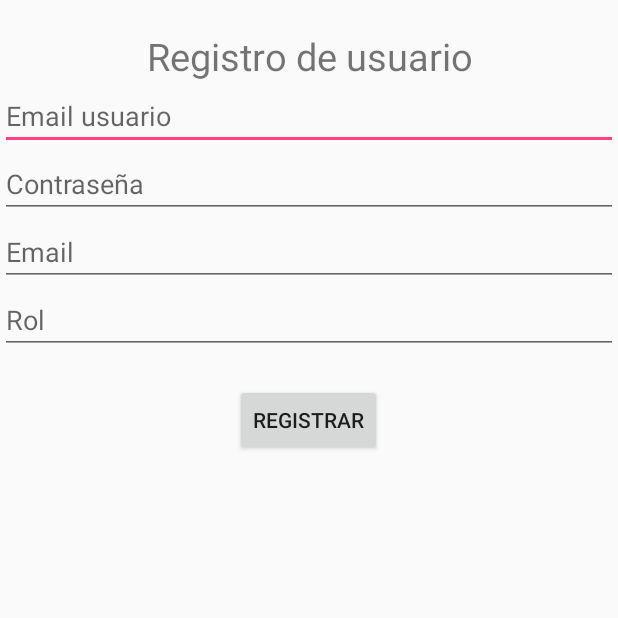
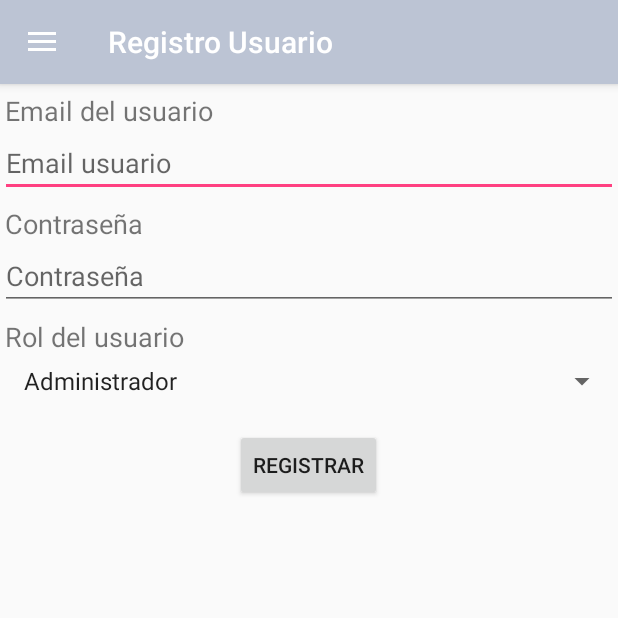
Before and after one commit to vdseoane/STOCKNFC-TFM, an Android app: the screen it shows after launch (Registro before the commit, MainActivity after it), in the side drawer, after a tap on "Añadir Usuario", on a phone screen of 412 x 824 dp, the top half of it. Run offline under Robolectric (Android 15) with nearby library versions, the phone set to English and light mode, and no system bars.

Commit message:
registro
registro funcionando

```diff
--- a/StockNFC/app/src/main/AndroidManifest.xml
+++ b/StockNFC/app/src/main/AndroidManifest.xml
@@ -13,7 +13,7 @@
 
     <application
         android:allowBackup="true"
-        android:icon="@mipmap/ic_launcher"
+        android:icon="@mipmap/nfc"
         android:label="@string/app_name"
         android:roundIcon="@mipmap/ic_launcher_round"
         android:supportsRtl="true"
@@ -23,7 +23,6 @@
             android:label="@string/app_name"
             android:theme="@style/AppTheme.NoActionBar">
         </activity>
-        <activity android:name=".logIn.Registro" />
         <activity android:name=".logIn.LogIn">
             <intent-filter>
                 <action android:name="android.intent.action.MAIN" />
--- a/StockNFC/app/src/main/java/com/example/victor/stocknfc/MainActivity.java
+++ b/StockNFC/app/src/main/java/com/example/victor/stocknfc/MainActivity.java
@@ -17,8 +17,8 @@ import android.widget.TextView;
 
 import com.example.victor.stocknfc.fragmetos.Fragmento_ControlStock;
 import com.example.victor.stocknfc.fragmetos.ListaArticulos;
+import com.example.victor.stocknfc.logIn.Fragmento_Registro;
 import com.example.victor.stocknfc.logIn.LogIn;
-import com.example.victor.stocknfc.logIn.Registro;
 
 public class MainActivity extends AppCompatActivity
         implements NavigationView.OnNavigationItemSelectedListener {
@@ -104,10 +104,8 @@ public class MainActivity extends AppCompatActivity
         } else if (id == R.id.alertaStockMenu) {
 
         } else if (id == R.id.anhadirUsuarioMenu) {
-            Intent intentRegistrar = new Intent(this, Registro.class);
-            startActivity(intentRegistrar);
+            cargarFragmento(new Fragmento_Registro());
         } else if (id == R.id.cerrarSesion) {
-
             Intent logInIntent = new Intent(this, LogIn.class);
             startActivity(logInIntent);
             finish();
--- a/StockNFC/app/src/main/java/com/example/victor/stocknfc/datos/ConstantesUsuario.java
+++ b/StockNFC/app/src/main/java/com/example/victor/stocknfc/datos/ConstantesUsuario.java
@@ -22,11 +22,6 @@ public class ConstantesUsuario {
     public static final String NOMBRE_USUARIO = "nombre_usuario";
 
     /**
-     * Email del usuario
-     */
-    public static final String EMAIL_USUARIO = "email_usuario";
-
-    /**
      * Pass usuario
      */
     public static final String PASS_USUARIO = "pass_usuario";
--- a/StockNFC/app/src/main/java/com/example/victor/stocknfc/datos/StockNFCDataBase.java
+++ b/StockNFC/app/src/main/java/com/example/victor/stocknfc/datos/StockNFCDataBase.java
@@ -42,7 +42,6 @@ public class StockNFCDataBase extends SQLiteOpenHelper {
 
         //Usuario
         db.execSQL("CREATE TABLE IF NOT EXISTS " + ConstantesUsuario.USUARIO_TABLE_NAME + " (" +
-                ConstantesUsuario.EMAIL_USUARIO + " TEXT NOT NULL PRIMARY KEY," +
                 ConstantesUsuario.NOMBRE_USUARIO + " TEXT NOT NULL, " +
                 ConstantesUsuario.PASS_USUARIO + " TEXT NOT NULL, " +
                 ConstantesUsuario.ROL_USUARIO + " TEXT); ");
--- a/StockNFC/app/src/main/java/com/example/victor/stocknfc/fragmetos/Fragmento_ControlStock.java
+++ b/StockNFC/app/src/main/java/com/example/victor/stocknfc/fragmetos/Fragmento_ControlStock.java
@@ -45,6 +45,9 @@ public class Fragmento_ControlStock extends android.support.v4.app.Fragment {
     @Override
     public void onViewCreated(View view, @Nullable Bundle savedInstanceState) {
         super.onViewCreated(view, savedInstanceState);
+
+        ((AppCompatActivity) getActivity()).getSupportActionBar().show();
+        ((AppCompatActivity) getActivity()).getSupportActionBar().setTitle(R.string.controlStock);
 //Base de datos
         bd = new StockNFCDataBase(getContext());
         bdArticulo = new ArticuloDB(getContext());
--- /dev/null
+++ b/StockNFC/app/src/main/java/com/example/victor/stocknfc/logIn/Fragmento_Registro.java
@@ -0,0 +1,98 @@
+package com.example.victor.stocknfc.logIn;
+
+import android.content.Context;
+import android.content.Intent;
+import android.net.Uri;
+import android.os.Bundle;
+import android.app.Fragment;
+import android.support.annotation.Nullable;
+import android.support.v7.app.AppCompatActivity;
+import android.view.LayoutInflater;
+import android.view.View;
+import android.view.ViewGroup;
+import android.widget.AdapterView;
+import android.widget.ArrayAdapter;
+import android.widget.Button;
+import android.widget.Spinner;
+import android.widget.TextView;
+import android.widget.Toast;
+
+import com.example.victor.stocknfc.Dialogo;
+import com.example.victor.stocknfc.MainActivity;
+import com.example.victor.stocknfc.R;
+import com.example.victor.stocknfc.VOs.Usuario;
+import com.example.victor.stocknfc.datos.StockNFCDataBase;
+import com.example.victor.stocknfc.datos.UsuarioDB;
+import com.example.victor.stocknfc.fragmetos.ListaArticulos;
+
+
+public class Fragmento_Registro extends android.support.v4.app.Fragment {
+    Spinner desplegableRol;
+    public StockNFCDataBase bd;
+
+    TextView txtNombreUsuario;
+    TextView txtPassUsuario;
+    String rol;
+    Button registro;
+
+    @Nullable
+    @Override
+    public View onCreateView(LayoutInflater inflater, @Nullable ViewGroup container, Bundle savedInstanceState) {
+        return inflater.inflate(R.layout.fragmento_registro, container, false);
+    }
+
+    @Override
+    public void onViewCreated(View view, @Nullable Bundle savedInstanceState) {
+        super.onViewCreated(view, savedInstanceState);
+        ((AppCompatActivity) getActivity()).getSupportActionBar().show();
+        ((AppCompatActivity) getActivity()).getSupportActionBar().setTitle(R.string.registroUsuario);
+
+        bd = new StockNFCDataBase(getContext());
+
+
+        txtNombreUsuario = getActivity().findViewById(R.id.usuarioRegistrar);
+        txtPassUsuario = getActivity().findViewById(R.id.passRegistrar);
+        desplegableRol = getActivity().findViewById(R.id.desplegableRol);
+registro = getActivity().findViewById(R.id.botonRegistrar);
+
+        registro.setOnClickListener(new View.OnClickListener() {
+            @Override
+            public void onClick(View view) {
+                Usuario usuario;
+                UsuarioDB dbUsuario = new UsuarioDB(getContext());
+
+                //Comprobamos que el usuario no existe
+                usuario = dbUsuario.obtenerUsuario(dbUsuario.getReadableDatabase(), txtNombreUsuario.getText().toString(), txtPassUsuario.getText().toString());
+                if (usuario == null) {
+                    dbUsuario.insertarUsuario(bd.getWritableDatabase(), txtNombreUsuario.getText().toString(), rol, txtPassUsuario.getText().toString());
+
+                    Toast.makeText(getContext(), "Usuario registrado", Toast.LENGTH_LONG).show();
+
+                    //Enviamos a pantalla principal
+                    getFragmentManager().beginTransaction().replace(R.id.contenedorFragments, new ListaArticulos()).commit();
+
+                } else {
+                    Dialogo dialogo = new Dialogo(getContext(), "Ya existe un usuario registrado con ese email");
+                    dialogo.getDialogo().show();
+                }
+            }
+        });
+        ArrayAdapter<String> adapter = new ArrayAdapter<String>(getContext(),
+                android.R.layout.simple_spinner_item, getResources()
+                .getStringArray(R.array.array_roles));//setting the country_array to spinner
+        adapter.setDropDownViewResource(android.R.layout.simple_spinner_dropdown_item);
+        desplegableRol.setAdapter(adapter);
+//if you want to set any action you can do in this listener
+        desplegableRol.setOnItemSelectedListener(new AdapterView.OnItemSelectedListener() {
+            @Override
+            public void onItemSelected(AdapterView<?> arg0, View arg1,
+                                       int position, long id) {
+                rol = desplegableRol.getItemAtPosition(position).toString();
+            }
+
+            @Override
+            public void onNothingSelected(AdapterView<?> arg0) {
+            }
+        });
+    }
+}
--- a/StockNFC/app/src/main/java/com/example/victor/stocknfc/logIn/LogIn.java
+++ b/StockNFC/app/src/main/java/com/example/victor/stocknfc/logIn/LogIn.java
@@ -30,18 +30,6 @@ public class LogIn extends AppCompatActivity {
         super.onCreate(savedInstanceState);
         setContentView(R.layout.activity_log_in);
         bd = new StockNFCDataBase(context);
-        //Crear el evento al pulsar sobre el texto registrar
-        textoRegistrar = findViewById(R.id.textoRegistrar);
-
-        textoRegistrar.setOnClickListener(new View.OnClickListener() {
-            @Override
-            public void onClick(View view) {
-                //Vamos a la pantalla de registro de usuario
-                Intent intentRegistrar = new Intent(LogIn.this, Registro.class);
-                LogIn.this.startActivity(intentRegistrar);
-            }
-        });
-
     }
 
     public void onClick(View v) {
--- a/StockNFC/app/src/main/java/com/example/victor/stocknfc/logIn/Registro.java
+++ /dev/null
@@ -1,54 +0,0 @@
-package com.example.victor.stocknfc.logIn;
-
-import android.content.Context;
-import android.content.Intent;
-import android.support.v7.app.AppCompatActivity;
-import android.os.Bundle;
-import android.view.View;
-import android.widget.TextView;
-import android.widget.Toast;
-
-import com.example.victor.stocknfc.Dialogo;
-import com.example.victor.stocknfc.R;
-import com.example.victor.stocknfc.VOs.*;
-import com.example.victor.stocknfc.datos.StockNFCDataBase;
-import com.example.victor.stocknfc.datos.UsuarioDB;
-
-public class Registro extends AppCompatActivity {
-    public StockNFCDataBase bd;
-    Context context = this;
-
-    @Override
-    protected void onCreate(Bundle savedInstanceState) {
-        super.onCreate(savedInstanceState);
-        setContentView(R.layout.activity_registro);
-
-        bd = new StockNFCDataBase(context);
-    }
-
-    public void onClick(View v) throws InterruptedException {
-        //Toast.makeText(this, "Boton registrar pulsado", Toast.LENGTH_LONG).show();
-
-        TextView txtNombreUsuario = findViewById(R.id.usuarioRegistrar);
-        TextView txtEmailUsuario = findViewById(R.id.emailRegistrar);
-        TextView txtPassUsuario = findViewById(R.id.passRegistrar);
-        TextView txtRolUsuario = findViewById(R.id.rolRegistrar);
-Usuario usuario;
-        UsuarioDB dbUsuario = new UsuarioDB(context);
-
-        //Comprobamos que el usuario no existe
-        usuario = dbUsuario.obtenerUsuario(dbUsuario.getReadableDatabase(), txtEmailUsuario.getText().toString(), txtPassUsuario.getText().toString());
-        if(usuario == null){
-            dbUsuario.insertarUsuario(bd.getWritableDatabase(), txtNombreUsuario.getText().toString(), txtEmailUsuario.getText().toString(), txtRolUsuario.getText().toString(), txtPassUsuario.getText().toString());
-
-            Toast.makeText(this, "Usuario guardado", Toast.LENGTH_LONG).show();
-
-            //Enviamos a pantalla log in
-            Intent intentLogIn = new Intent(this, LogIn.class);
-            Registro.this.startActivity(intentLogIn);
-        }else{
-            Dialogo dialogo = new Dialogo(context, "Ya existe un usuario registrado con ese email");
-            dialogo.getDialogo().show();
-        }
-    }
-}
--- a/StockNFC/app/src/main/res/layout/activity_registro.xml
+++ /dev/null
@@ -1,56 +0,0 @@
-<?xml version="1.0" encoding="utf-8"?>
-<LinearLayout xmlns:android="http://schemas.android.com/apk/res/android"
-    xmlns:app="http://schemas.android.com/apk/res-auto"
-    xmlns:tools="http://schemas.android.com/tools"
-    android:layout_width="match_parent"
-    android:layout_height="match_parent"
-    android:orientation="vertical"
-    tools:context="com.example.victor.stocknfc.logIn.Registro">
-
-    <TextView
-        android:id="@+id/textView2"
-        android:layout_width="match_parent"
-        android:layout_height="wrap_content"
-        android:text="@string/registroTxt"
-        android:layout_marginTop="20dp"
-        android:textAlignment="center"
-        android:textSize="25sp"/>
-
-    <EditText
-        android:id="@+id/usuarioRegistrar"
-        android:layout_width="match_parent"
-        android:layout_height="wrap_content"
-        android:hint="@string/usuarioTxt"
-        android:inputType="text"/>
-
-    <EditText
-        android:id="@+id/passRegistrar"
-        android:layout_width="match_parent"
-        android:layout_height="wrap_content"
-        android:hint="@string/passTxt"
-        android:inputType="textPassword"/>
-
-    <EditText
-        android:id="@+id/emailRegistrar"
-        android:layout_width="match_parent"
-        android:layout_height="wrap_content"
-        android:hint="@string/emailTxt"
-        android:inputType="textEmailAddress"/>
-
-    <EditText
-        android:id="@+id/rolRegistrar"
-        android:layout_width="match_parent"
-        android:layout_height="wrap_content"
-        android:hint="@string/rolTxt"
-        android:inputType="text"/>
-
-    <Button
-        android:id="@+id/botonRegistrar"
-        android:layout_width="wrap_content"
-        android:layout_height="wrap_content"
-        android:text="@string/registrar"
-        android:layout_gravity="center"
-        android:layout_marginTop="20dp"
-        android:onClick="onClick"/>
-
-</LinearLayout>
--- /dev/null
+++ b/StockNFC/app/src/main/res/layout/fragmento_registro.xml
@@ -0,0 +1,70 @@
+<LinearLayout xmlns:android="http://schemas.android.com/apk/res/android"
+    xmlns:tools="http://schemas.android.com/tools"
+    android:layout_width="match_parent"
+    android:layout_height="match_parent"
+    tools:context="com.example.victor.stocknfc.logIn.Fragmento_Registro"
+    android:orientation="vertical">
+
+    <TextView
+        android:id="@+id/emailRegistroText"
+        android:layout_width="match_parent"
+        android:layout_height="wrap_content"
+        android:textSize="18dp"
+        android:text="@string/emailRegistroTxt"
+        android:layout_marginLeft="3dp"
+        android:layout_marginTop="5dp"
+        android:layout_marginRight="3dp"/>
+
+    <EditText
+        android:id="@+id/usuarioRegistrar"
+        android:layout_width="match_parent"
+        android:layout_height="wrap_content"
+        android:hint="@string/usuarioTxt"
+        android:inputType="text"/>
+
+    <TextView
+        android:id="@+id/contrasenhaRegistroTxt"
+        android:layout_width="match_parent"
+        android:layout_height="wrap_content"
+        android:textSize="18dp"
+        android:text="@string/contrasenhaRegistroTxt"
+        android:layout_marginLeft="3dp"
+        android:layout_marginTop="5dp"
+        android:layout_marginRight="3dp"/>
+
+    <EditText
+        android:id="@+id/passRegistrar"
+        android:layout_width="match_parent"
+        android:layout_height="wrap_content"
+        android:hint="@string/passTxt"
+        android:inputType="textPassword"/>
+
+    <TextView
+        android:id="@+id/rolRegistroTxt"
+        android:layout_width="match_parent"
+        android:layout_height="wrap_content"
+        android:textSize="18dp"
+        android:text="@string/rolRegistroTxt"
+        android:layout_marginLeft="3dp"
+        android:layout_marginTop="5dp"
+        android:layout_marginRight="3dp"/>
+    <Spinner
+        android:id="@+id/desplegableRol"
+        android:layout_width="match_parent"
+        android:layout_height="wrap_content"
+        android:layout_marginTop="5dp"
+        android:paddingLeft="8dp"
+        android:popupBackground="@android:color/white"
+        android:scrollbars="none"
+        android:spinnerMode="dropdown"
+        android:prompt="@string/rolTxt"/>
+
+    <Button
+        android:id="@+id/botonRegistrar"
+        android:layout_width="wrap_content"
+        android:layout_height="wrap_content"
+        android:text="@string/registrar"
+        android:layout_gravity="center"
+        android:layout_marginTop="20dp"/>
+
+</LinearLayout>
--- a/StockNFC/app/src/main/res/values/strings.xml
+++ b/StockNFC/app/src/main/res/values/strings.xml
@@ -67,4 +67,14 @@
     <string name="anhadirUsuario">Añadir Usuario</string>
     <string name="alertasStock">Gestion de Alertas</string>
     <string name="cerrarSesion">Cerrar Sesión</string>
+    <string name="emailRegistroTxt">Email del usuario</string>
+    <string name="contrasenhaRegistroTxt">Contraseña</string>
+    <string name="rolRegistroTxt">Rol del usuario</string>
+    <string name="registroUsuario">Registro Usuario</string>
+    <string name="controlStock">Control de Stock</string>
+
+    <string-array name="array_roles">
+        <item>Administrador</item>
+        <item>Empleado</item>
+    </string-array>
 </resources>
```
Also changed, not shown: StockNFC/app/src/main/java/com/example/victor/stocknfc/VOs/Usuario.java (+1 -11 lines), StockNFC/app/src/main/java/com/example/victor/stocknfc/datos/UsuarioDB.java (+4 -7 lines), StockNFC/app/src/main/res/layout/activity_log_in.xml (+0 -7 lines), StockNFC/app/src/main/res/layout/log_in_main.xml (deleted, +0 -55 lines), StockNFC/app/src/main/res/mipmap-mdpi/nfc.png (added).
